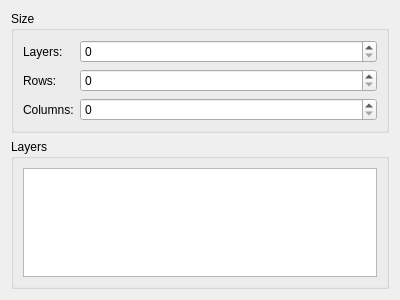
First picture: the form in generalsettingspage.ui, repository eventmusicmachine/emm-plugin-slots, before the edit.
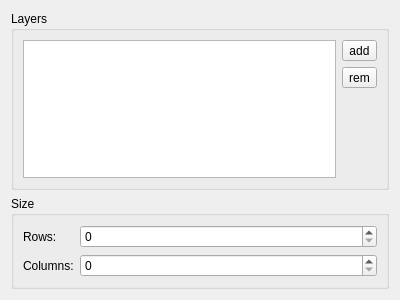
Second picture: the form after the edit.

Commit message: Better layer management and slot update

```diff
--- a/generalsettingspage.ui
+++ b/generalsettingspage.ui
@@ -14,52 +14,33 @@
    <string>Form</string>
   </property>
   <layout class="QVBoxLayout" name="verticalLayout">
-   <item>
-    <widget class="QGroupBox" name="sizeGroupBox">
-     <property name="title">
-      <string>Size</string>
-     </property>
-     <layout class="QFormLayout" name="formLayout">
-      <item row="0" column="0">
-       <widget class="QLabel" name="layersLabel">
-        <property name="text">
-         <string>Layers:</string>
-        </property>
-       </widget>
-      </item>
-      <item row="1" column="0">
-       <widget class="QLabel" name="rowsLabel">
-        <property name="text">
-         <string>Rows:</string>
-        </property>
-       </widget>
-      </item>
-      <item row="2" column="0">
-       <widget class="QLabel" name="columnsLabel">
-        <property name="text">
-         <string>Columns:</string>
-        </property>
-       </widget>
-      </item>
-      <item row="0" column="1">
-       <widget class="QSpinBox" name="layersSpinBox"/>
-      </item>
-      <item row="1" column="1">
-       <widget class="QSpinBox" name="rowsSpinBox"/>
-      </item>
-      <item row="2" column="1">
-       <widget class="QSpinBox" name="columnsSpinBox"/>
-      </item>
-     </layout>
-    </widget>
-   </item>
    <item>
     <widget class="QGroupBox" name="layersGroupBox">
      <property name="title">
       <string>Layers</string>
      </property>
-     <layout class="QHBoxLayout" name="horizontalLayout">
-      <item>
+     <layout class="QGridLayout" name="gridLayout">
+      <item row="1" column="1">
+       <widget class="QToolButton" name="removeLayerButton">
+        <property name="text">
+         <string>rem</string>
+        </property>
+       </widget>
+      </item>
+      <item row="2" column="1">
+       <spacer name="verticalSpacer">
+        <property name="orientation">
+         <enum>Qt::Vertical</enum>
+        </property>
+        <property name="sizeHint" stdset="0">
+         <size>
+          <width>20</width>
+          <height>40</height>
+         </size>
+        </property>
+       </spacer>
+      </item>
+      <item row="0" column="0" rowspan="3">
        <widget class="QTableView" name="layersTableView">
         <property name="selectionMode">
          <enum>QAbstractItemView::SingleSelection</enum>
@@ -71,6 +52,42 @@
          <bool>false</bool>
         </attribute>
        </widget>
+      </item>
+      <item row="0" column="1">
+       <widget class="QToolButton" name="addLayerButton">
+        <property name="text">
+         <string>add</string>
+        </property>
+       </widget>
+      </item>
+     </layout>
+    </widget>
+   </item>
+   <item>
+    <widget class="QGroupBox" name="sizeGroupBox">
+     <property name="title">
+      <string>Size</string>
+     </property>
+     <layout class="QFormLayout" name="formLayout">
+      <item row="0" column="0">
+       <widget class="QLabel" name="rowsLabel">
+        <property name="text">
+         <string>Rows:</string>
+        </property>
+       </widget>
+      </item>
+      <item row="0" column="1">
+       <widget class="QSpinBox" name="rowsSpinBox"/>
+      </item>
+      <item row="1" column="0">
+       <widget class="QLabel" name="columnsLabel">
+        <property name="text">
+         <string>Columns:</string>
+        </property>
+       </widget>
+      </item>
+      <item row="1" column="1">
+       <widget class="QSpinBox" name="columnsSpinBox"/>
       </item>
      </layout>
     </widget>
```
The commit also changes 13 other files.
